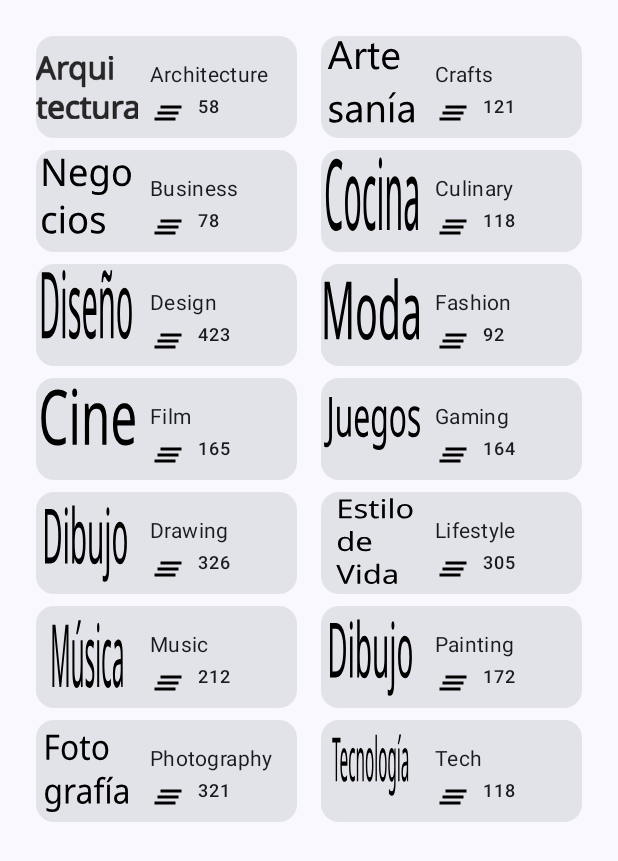
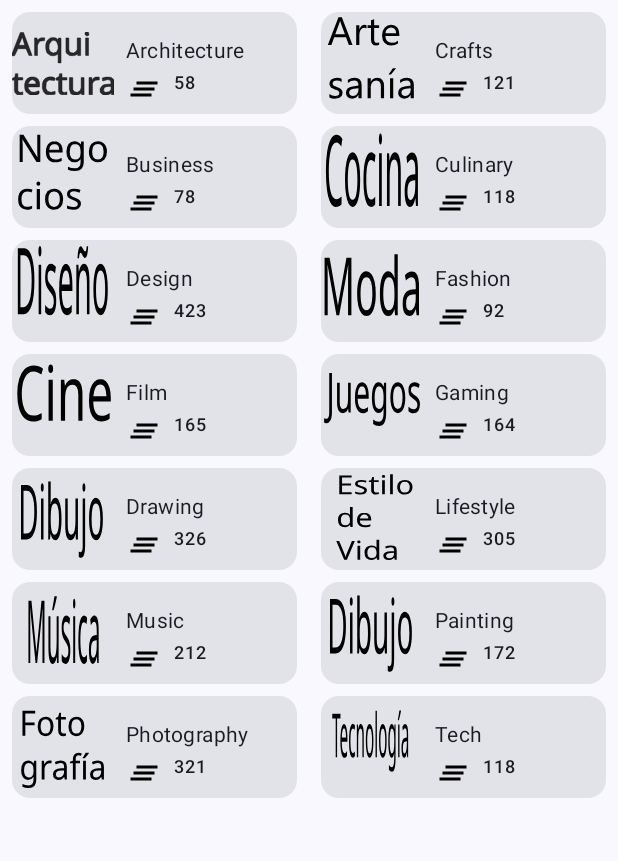
Before and after one commit to Jedicito/Tutorial-ScrollableList-Practice, an Android app built with Jetpack Compose: the screen it shows after launch (MainActivity), on a phone screen of 412 x 824 dp. Shown: the top 861 px of the screen. Run offline under Robolectric (Android 15) with nearby library versions, the phone set to English and light mode, and no system bars.

Commit message:
Se quitó un doble padding, reemplazado por un solo padd en el lazyverticalgrid

```diff
--- a/app/src/main/java/chl/ancud/tutorialscrollablelistpractice/MainActivity.kt
+++ b/app/src/main/java/chl/ancud/tutorialscrollablelistpractice/MainActivity.kt
@@ -39,7 +39,6 @@ class MainActivity : ComponentActivity() {
                     Column (
                         modifier = Modifier
                             .padding(innerPadding)
-                            .padding(16.dp)
                     ) {
                         CursosApp()
                     }
```
